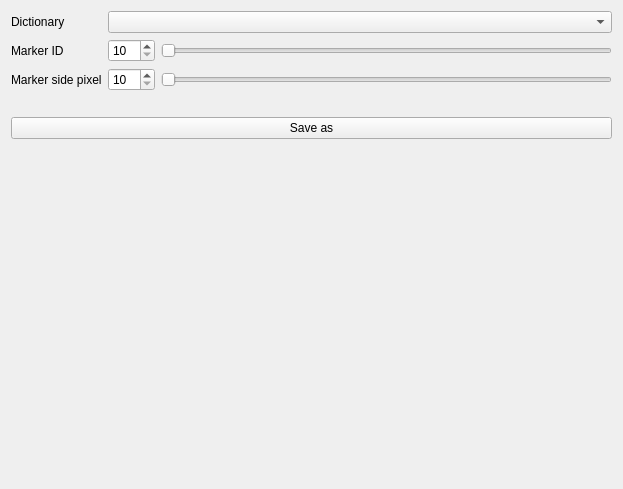
Above: aruco_tasks/ui/widget_aruco_creator.ui from stereomatchingkiss/show_cases before the change. Below: the same form after it.
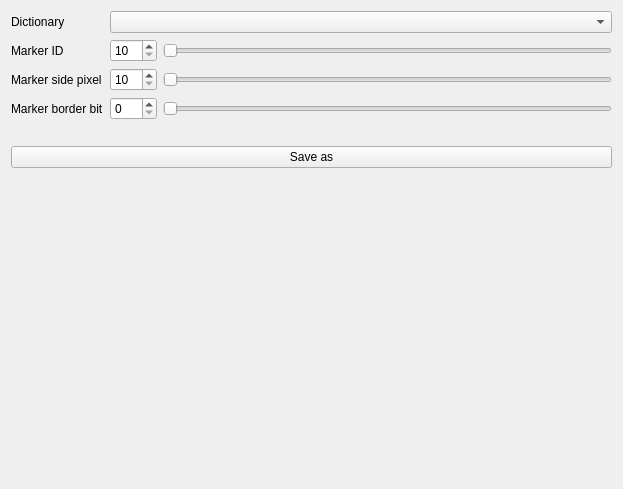
That is the form after the change.

Commit message: can specify marker border size

```diff
--- a/aruco_tasks/ui/widget_aruco_creator.ui
+++ b/aruco_tasks/ui/widget_aruco_creator.ui
@@ -86,6 +86,23 @@
        </property>
       </widget>
      </item>
+     <item row="3" column="0">
+      <widget class="QLabel" name="label_4">
+       <property name="text">
+        <string>Marker border bit</string>
+       </property>
+      </widget>
+     </item>
+     <item row="3" column="1">
+      <widget class="QSpinBox" name="spinBoxMarkerBorderBit"/>
+     </item>
+     <item row="3" column="2">
+      <widget class="QSlider" name="horizontalSliderMarkerBorderBit">
+       <property name="orientation">
+        <enum>Qt::Horizontal</enum>
+       </property>
+      </widget>
+     </item>
     </layout>
    </item>
    <item>
```
Left out of the diff: 110 changed lines with no effect on the pictures. The commit also changes 2 other files.
